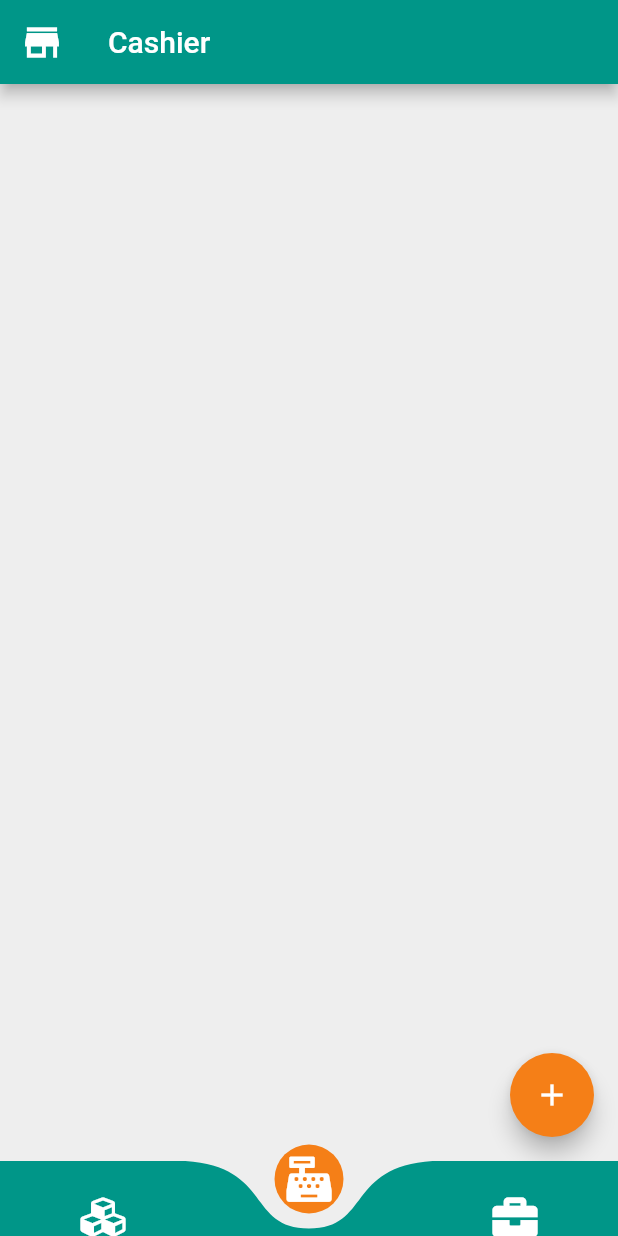
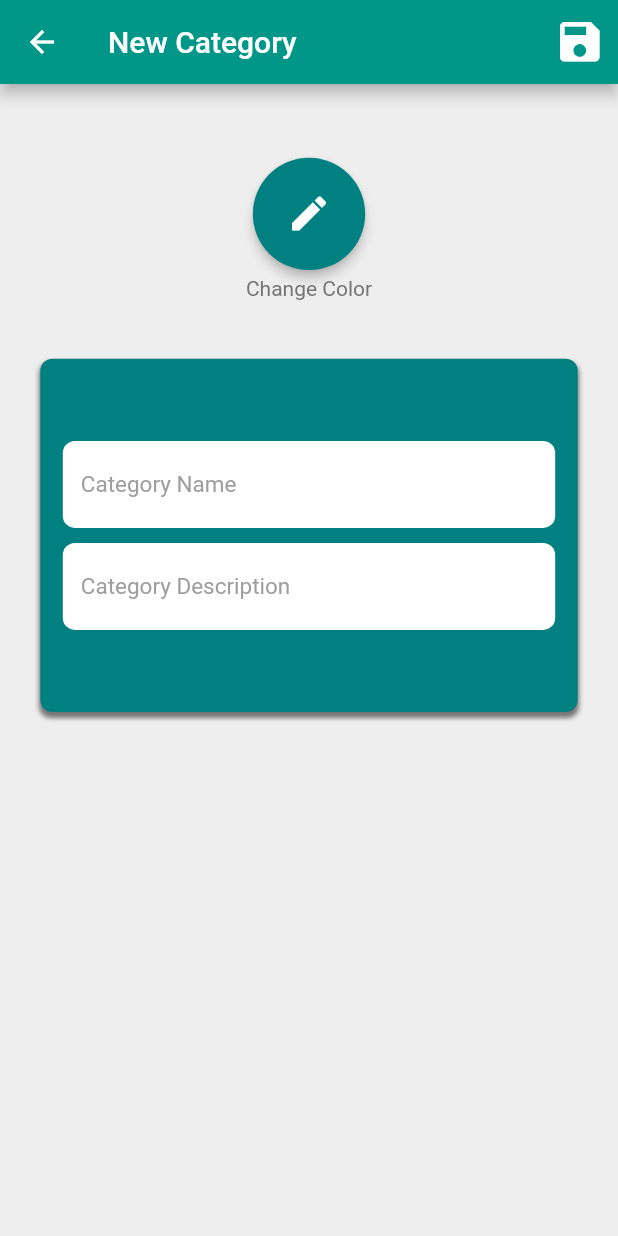
Before and after one commit to MBanawa/Tinda, a Flutter app: the screen it shows after launch, item 2 of the bottom bar chosen, after a tap on the "add" icon, on a phone screen of 412 x 824 dp. Run offline on Flutter 3.47's test engine with Material 2 defaults, Android fonts, the phone set to English and light mode, and no system bars; drawn by our look-alikes of curved_navigation_bar; our stand-ins replace flutter_colorpicker, font_awesome_flutter, image_picker, sqflite; missing offline and left inert: flutter_barcode_scanner; accounts and stored records are empty.

Commit message:
improved Create new Category

```diff
--- /dev/null
+++ b/lib/view/Inventory/new_category_screen.dart
@@ -0,0 +1,228 @@
+import 'package:flutter/material.dart';
+import 'package:flutter_colorpicker/flutter_colorpicker.dart';
+import 'package:tinda/service/category_service.dart';
+import 'package:tinda/widgets/round_button.dart';
+
+class NewCategory extends StatefulWidget {
+  final double sizedBoxSize;
+  final double fontSize;
+  NewCategory({this.sizedBoxSize, this.fontSize});
+
+  @override
+  _NewCategoryState createState() => _NewCategoryState();
+}
+
+class _NewCategoryState extends State<NewCategory> {
+  var _categoryNameController = TextEditingController();
+  var _categoryDescriptionController = TextEditingController();
+
+  var _categoryService = CategoryService();
+
+  var category;
+
+
+  @override
+  void initState() {
+    super.initState();
+  }
+
+
+
+  //~~~~~~~~~~Colorpicker
+  Color pickerColor = Color(0xff008080);
+  Color currentColor = Color(0xff443a49);
+  int categcolor;
+
+  // ValueChanged<Color> callback
+  void changeColor(Color color) {
+    setState(() {
+      pickerColor = color;
+      int colorInt = pickerColor.value;
+      categcolor = colorInt;
+      print(colorInt);
+    });
+  }
+
+  static Widget layoutBuilder(
+      BuildContext context, List<Color> colors, PickerItem child) {
+    Orientation orientation = MediaQuery.of(context).orientation;
+
+    return Container(
+      width: MediaQuery.of(context).size.width / 1.5,
+      height: MediaQuery.of(context).size.height / 3,
+      child: Padding(
+        padding: const EdgeInsets.all(12.0),
+        child: GridView.count(
+          crossAxisCount: orientation == Orientation.portrait ? 4 : 5,
+          crossAxisSpacing: 5.0,
+          mainAxisSpacing: 5.0,
+          children: colors.map((Color color) => child(color)).toList(),
+        ),
+      ),
+    );
+  }
+
+  _colorDialog(BuildContext context) {
+    return showDialog(
+        context: context,
+        barrierDismissible: true,
+        builder: (param) {
+          return AlertDialog(
+            title: Text('Pick a Color'),
+            content: Stack(
+              children: [
+                Column(
+                  mainAxisAlignment: MainAxisAlignment.spaceBetween,
+                  mainAxisSize: MainAxisSize.min,
+                  children: [
+                    BlockPicker(
+                      pickerColor: pickerColor,
+                      onColorChanged: changeColor,
+                      layoutBuilder: layoutBuilder,
+                    ),
+                    RaisedButton(
+                      color: Colors.green,
+                      onPressed: () {
+                        Navigator.pop(context);
+                      },
+                      child: Text(
+                        'Confirm',
+                        style: TextStyle(color: Colors.white),
+                      ),
+                    )
+                  ],
+                ),
+              ],
+            ),
+          );
+        });
+  }
+
+  @override
+  Widget build(BuildContext context) {
+    return Scaffold(
+      // resizeToAvoidBottomPadding: false,
+      appBar: AppBar(
+        title: Text(
+          'New Category',
+        ),
+        actions: [
+          IconButton(
+            iconSize: 35,
+            icon: Icon(Icons.save),
+            onPressed: () {},
+          )
+        ],
+      ),
+      body: Column(
+        children: [
+          Expanded(
+            flex: 1,
+            child: SingleChildScrollView(
+              child: Container(
+                // color: Colors.black,
+                height: MediaQuery.of(context).size.height / 1.8,
+                width: MediaQuery.of(context).size.width,
+                child: Column(
+                  mainAxisAlignment: MainAxisAlignment.spaceEvenly,
+                  crossAxisAlignment: CrossAxisAlignment.center,
+                  children: [
+                    Column(
+                      children: [
+                        Padding(
+                          padding: const EdgeInsets.only(top: 10, bottom: 4),
+                          child: RoundIconButton(
+                            onPressed: () {
+                              _colorDialog(context);
+                            },
+                            icon: Icon(
+                              Icons.edit,
+                              color: Colors.white,
+                              size: 30,
+                            ),
+                            colour: pickerColor,
+                            elevation: 3.0,
+                          ),
+                        ),
+                        Text(
+                          'Change Color',
+                          style: TextStyle(
+                              color: Colors.grey.shade600, fontSize: 14.0),
+                        ),
+                      ],
+                    ),
+                    // SizedBox(height: 30),
+                    Container(
+                      height: MediaQuery.of(context).size.height / 3.5,
+                      width: MediaQuery.of(context).size.width / 1.15,
+                      decoration: BoxDecoration(
+                          borderRadius: BorderRadius.circular(8),
+                          color: pickerColor,
+                          boxShadow: [
+                            BoxShadow(
+                              color: Colors.grey.shade600,
+                              blurRadius: 2.0,
+                              spreadRadius: 0.5,
+                              offset: Offset(0, 3),
+                            ),
+                          ]),
+                      child: Padding(
+                        padding: const EdgeInsets.fromLTRB(15.0, 0, 15.0, 0),
+                        child: Column(
+                          mainAxisAlignment: MainAxisAlignment.center,
+                          children: [
+                            Container(
+                              child: TextField(
+                                style: TextStyle(fontSize: widget.fontSize),
+                                controller: _categoryNameController,
+                                decoration: InputDecoration(
+                                  filled: true,
+                                  fillColor: Colors.white,
+                                  border: OutlineInputBorder(
+                                    borderRadius: BorderRadius.circular(8.0),
+                                    borderSide: BorderSide.none,
+                                  ),
+                                  hintText: 'Category Name',
+                                  hintStyle: TextStyle(
+                                    color: Colors.grey,
+                                    fontSize: widget.fontSize,
+                                  ),
+                                ),
+                              ),
+                            ),
+                            SizedBox(
+                              height: widget.sizedBoxSize,
+                            ),
+                            Container(
+                              child: TextField(
+                                style: TextStyle(fontSize: widget.fontSize),
+                                controller: _categoryDescriptionController,
+                                decoration: InputDecoration(
+                                  filled: true,
+                                  fillColor: Colors.white,
+                                  border: OutlineInputBorder(
+                                    borderRadius: BorderRadius.circular(8.0),
+                                    borderSide: BorderSide.none,
+                                  ),
+                                  hintText: 'Category Description',
+                                  hintStyle: TextStyle(
+                                    color: Colors.grey,
+                                    fontSize: widget.fontSize,
+                                  ),
+                                ),
+                              ),
+                            ),
+                          ],
+                        ),
+                      ),
+                    ),
+                  ],
+                ),
+              ),
+            ),
+          ),
+        ],
+      ),
+    );
+  }
+}
--- a/lib/view/cashier_page.dart
+++ b/lib/view/cashier_page.dart
@@ -1,8 +1,5 @@
-import 'dart:typed_data';
-
 import 'package:flutter/material.dart';
-import 'package:tinda/view/Inventory/item_screen.dart';
-
+import 'package:tinda/view/Inventory/new_category_screen.dart';
 
 class ShowCashier extends StatefulWidget {
   @override
@@ -10,20 +7,42 @@ class ShowCashier extends StatefulWidget {
 }
 
 class _ShowCashierState extends State<ShowCashier> {
+  double sizedBoxSize;
+  double fontSize;
+
+  @override
+  void initState() {
+    super.initState();
+
+  }
+
+  void sizeAdjuster() {
+    var mediaQuery = MediaQuery.of(context).size.height *
+        MediaQuery.of(context).devicePixelRatio;
+    if (mediaQuery >= 2040) {
+      sizedBoxSize = 20;
+      fontSize = 25;
+    } else if (mediaQuery >= 1794) {
+      sizedBoxSize = 15;
+      fontSize = 20;
+    } else {
+      sizedBoxSize = 10;
+      fontSize = 15;
+    }
+    print(sizedBoxSize);
+    print(fontSize);
+  }
+
   @override
   Widget build(BuildContext context) {
     return Scaffold(
       floatingActionButton: FloatingActionButton(
-        child: Icon(Icons.add),
-        onPressed: (){
-
-        //   Navigator.push(context,
-        //                     MaterialPageRoute(builder: (context) => Int32x4.xxxx()));
-        }
-
-
-        ),
-
+          child: Icon(Icons.add),
+          onPressed: () {
+            sizeAdjuster();
+            Navigator.push(
+                context, MaterialPageRoute(builder: (context) => NewCategory(sizedBoxSize: sizedBoxSize, fontSize: fontSize,)));
+          }),
       appBar: AppBar(
         leading: Icon(
           Icons.store,
--- /dev/null
+++ b/lib/widgets/round_button.dart
@@ -0,0 +1,26 @@
+import 'package:flutter/material.dart';
+
+class RoundIconButton extends StatelessWidget {
+  final Icon icon;
+  final Color colour;
+  final double elevation;
+  final Function onPressed;
+
+  RoundIconButton({this.icon, this.colour, this.elevation, this.onPressed});
+
+  @override
+  Widget build(BuildContext context) {
+    return RawMaterialButton(
+      splashColor: Colors.grey.shade900,
+      child: icon,
+      onPressed: onPressed,
+      elevation: elevation,
+      constraints: BoxConstraints.tightFor(
+        width: MediaQuery.of(context).size.width / 5,
+        height: MediaQuery.of(context).size.height / 11,
+      ),
+      shape: CircleBorder(),
+      fillColor: colour,
+    );
+  }
+}
```
Also changed, not shown: lib/view/inventory_page.dart (+87 -37 lines), lib/view/Inventory/new_item_screen.dart (renamed from lib/view/Inventory/item_screen.dart).
